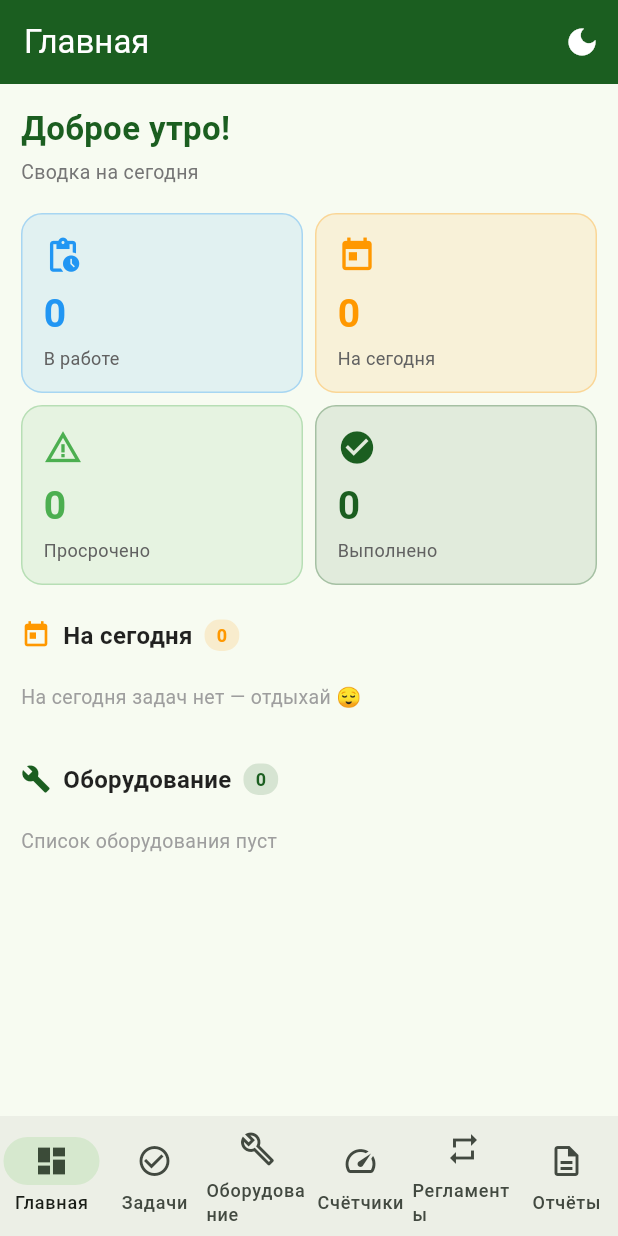
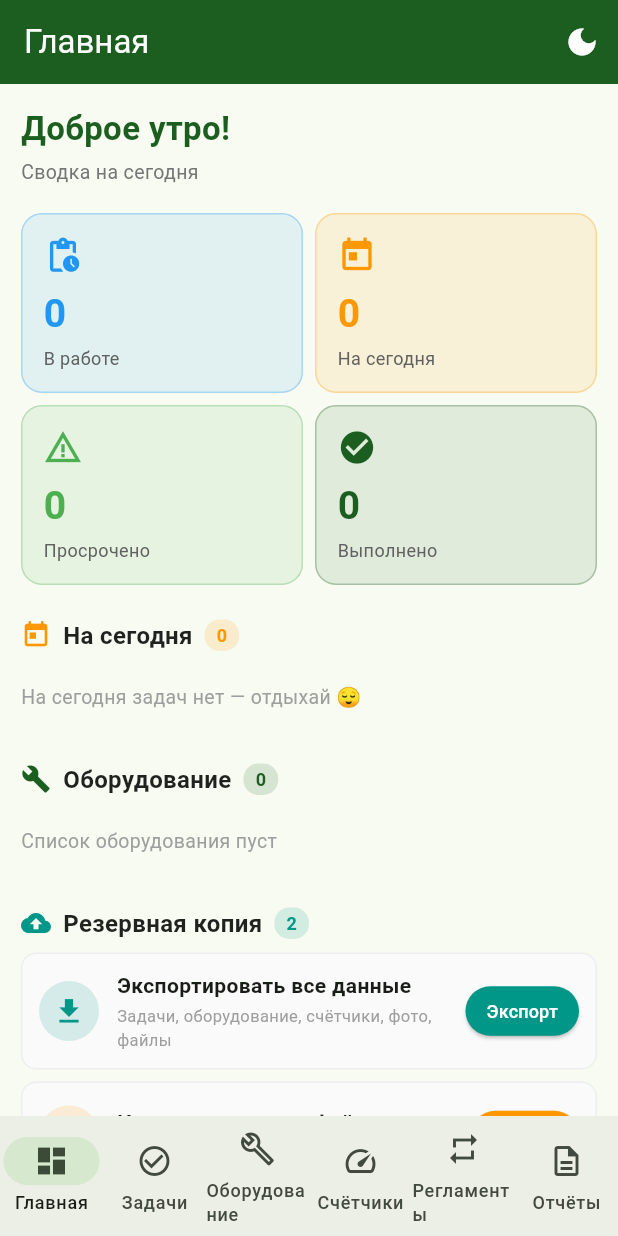
Before and after one commit to mehanikfort-ctrl/zavod-master, a Flutter app: the screen it shows after launch, on a phone screen of 412 x 824 dp. Run offline on Flutter 3.47's test engine with Material 3 defaults, Android fonts, the phone set to English and light mode, and no system bars; our stand-ins replace flutter_local_notifications, flutter_timezone, open_filex, pdf, printing, shared_preferences and 1 more; missing offline and left inert: file_selector.

Commit message:
кспорт и импорт всех данных в ZIP

```diff
--- a/lib/screens/dashboard_screen.dart
+++ b/lib/screens/dashboard_screen.dart
@@ -2,6 +2,8 @@ import 'dart:convert';
 
 import 'package:flutter/material.dart';
 import 'package:shared_preferences/shared_preferences.dart';
+
+import '../backup_service.dart';
 
 class DashboardScreen extends StatefulWidget {
   const DashboardScreen({super.key});
@@ -64,7 +66,6 @@ class _DashboardScreenState extends State<DashboardScreen> {
     }
   }
 
-  // Задачи на сегодня
   List<Map<String, dynamic>> get _todayTasks {
     final now = DateTime.now();
     return tasks.where((t) {
@@ -75,7 +76,6 @@ class _DashboardScreenState extends State<DashboardScreen> {
     }).toList();
   }
 
-  // Просроченные задачи (дата раньше сегодня, ещё не выполнены)
   List<Map<String, dynamic>> get _overdueTasks {
     final now = DateTime.now();
     final todayStart = DateTime(now.year, now.month, now.day);
@@ -95,7 +95,6 @@ class _DashboardScreenState extends State<DashboardScreen> {
   int get _activeCount => tasks.where((t) => t['completed'] != true).length;
   int get _doneCount => tasks.where((t) => t['completed'] == true).length;
 
-  // Последние показания каждого счётчика
   List<Map<String, dynamic>> get _recentReadings {
     final result = <Map<String, dynamic>>[];
     for (final m in meters) {
@@ -118,6 +117,87 @@ class _DashboardScreenState extends State<DashboardScreen> {
     return result;
   }
 
+  // ============ ЭКСПОРТ / ИМПОРТ ============
+
+  Future<void> _exportData() async {
+    try {
+      final path = await BackupService.exportAll();
+      if (path != null && mounted) {
+        ScaffoldMessenger.of(context).showSnackBar(
+          SnackBar(
+            content: Text(
+              'Бэкап сохранён: ${path.split(RegExp(r'[\\/]')).last}',
+            ),
+            duration: const Duration(seconds: 5),
+          ),
+        );
+      }
+    } catch (e) {
+      if (mounted) {
+        ScaffoldMessenger.of(context)
+            .showSnackBar(SnackBar(content: Text('Ошибка экспорта: $e')));
+      }
+    }
+  }
+
+  Future<void> _importData() async {
+    final confirmed = await showDialog<bool>(
+      context: context,
+      builder: (context) => AlertDialog(
+        title: const Text('Импорт данных'),
+        content: const Text(
+          'ВНИМАНИЕ! Все текущие данные будут удалены и заменены '
+          'данными из резервной копии.\n\nПродолжить?',
+        ),
+        actions: [
+          TextButton(
+            onPressed: () => Navigator.pop(context, false),
+            child: const Text('Отмена'),
+          ),
+          ElevatedButton(
+            style: ElevatedButton.styleFrom(backgroundColor: Colors.red),
+            onPressed: () => Navigator.pop(context, true),
+            child: const Text('Импортировать'),
+          ),
+        ],
+      ),
+    );
+    if (confirmed != true) return;
+
+    try {
+      final ok = await BackupService.importAll();
+      if (!mounted) return;
+      if (ok) {
+        await _load();
+        if (mounted) {
+          ScaffoldMessenger.of(context).showSnackBar(
+            const SnackBar(
+              content: Text(
+                'Данные восстановлены. Перезапустите приложение, чтобы применить тему.',
+              ),
+              duration: Duration(seconds: 6),
+            ),
+          );
+        }
+      } else {
+        if (mounted) {
+          ScaffoldMessenger.of(context).showSnackBar(
+            const SnackBar(
+              content: Text('Импорт отменён или файл некорректен'),
+            ),
+          );
+        }
+      }
+    } catch (e) {
+      if (mounted) {
+        ScaffoldMessenger.of(context)
+            .showSnackBar(SnackBar(content: Text('Ошибка импорта: $e')));
+      }
+    }
+  }
+
+  // ============ BUILD ============
+
   @override
   Widget build(BuildContext context) {
     if (isLoading) {
@@ -132,7 +212,6 @@ class _DashboardScreenState extends State<DashboardScreen> {
       child: ListView(
         padding: const EdgeInsets.all(14),
         children: [
-          // Приветствие по времени суток
           Text(
             _greeting(),
             style: TextStyle(
@@ -197,7 +276,7 @@ class _DashboardScreenState extends State<DashboardScreen> {
           ),
           const SizedBox(height: 22),
 
-          // Просроченные задачи
+          // Просроченные
           if (_overdueTasks.isNotEmpty) ...[
             _sectionTitle(
               context,
@@ -258,7 +337,7 @@ class _DashboardScreenState extends State<DashboardScreen> {
             }),
           const SizedBox(height: 22),
 
-          // Последние показания счётчиков
+          // Последние показания
           if (_recentReadings.isNotEmpty) ...[
             _sectionTitle(
               context,
@@ -299,6 +378,34 @@ class _DashboardScreenState extends State<DashboardScreen> {
               trailing: '${equipment.length}',
               trailingColor: const Color(0xFF1B5E20),
             ),
+          const SizedBox(height: 22),
+
+          // Резервная копия
+          _sectionTitle(
+            context,
+            icon: Icons.backup,
+            iconColor: Colors.teal,
+            title: 'Резервная копия',
+            count: 2,
+          ),
+          const SizedBox(height: 8),
+          _backupCard(
+            icon: Icons.download,
+            color: Colors.teal,
+            title: 'Экспортировать все данные',
+            subtitle: 'Задачи, оборудование, счётчики, фото, файлы',
+            buttonText: 'Экспорт',
+            onTap: _exportData,
+          ),
+          const SizedBox(height: 8),
+          _backupCard(
+            icon: Icons.upload,
+            color: Colors.orange,
+            title: 'Импортировать из файла',
+            subtitle: '⚠ Заменит все текущие данные',
+            buttonText: 'Импорт',
+            onTap: _importData,
+          ),
 
           const SizedBox(height: 40),
         ],
@@ -458,6 +565,73 @@ class _DashboardScreenState extends State<DashboardScreen> {
     );
   }
 
+  Widget _backupCard({
+    required IconData icon,
+    required Color color,
+    required String title,
+    required String subtitle,
+    required String buttonText,
+    required VoidCallback onTap,
+  }) {
+    final isDark = Theme.of(context).brightness == Brightness.dark;
+    return Card(
+      margin: EdgeInsets.zero,
+      elevation: 0,
+      color: isDark ? Colors.grey.shade900 : Colors.grey.shade50,
+      shape: RoundedRectangleBorder(
+        borderRadius: BorderRadius.circular(10),
+        side: BorderSide(
+          color: isDark ? Colors.grey.shade800 : Colors.grey.shade200,
+        ),
+      ),
+      child: Padding(
+        padding: const EdgeInsets.all(12),
+        child: Row(
+          children: [
+            CircleAvatar(
+              backgroundColor: color.withOpacity(0.15),
+              child: Icon(icon, color: color, size: 22),
+            ),
+            const SizedBox(width: 12),
+            Expanded(
+              child: Column(
+                crossAxisAlignment: CrossAxisAlignment.start,
+                children: [
+                  Text(
+                    title,
+                    style: const TextStyle(
+                      fontSize: 14,
+                      fontWeight: FontWeight.w600,
+                    ),
+                  ),
+                  const SizedBox(height: 2),
+                  Text(
+                    subtitle,
+                    style: const TextStyle(fontSize: 11, color: Colors.grey),
+                  ),
+                ],
+              ),
+            ),
+            const SizedBox(width: 8),
+            ElevatedButton(
+              onPressed: onTap,
+              style: ElevatedButton.styleFrom(
+                backgroundColor: color,
+                foregroundColor: Colors.white,
+                padding: const EdgeInsets.symmetric(
+                  horizontal: 14,
+                  vertical: 8,
+                ),
+                minimumSize: Size.zero,
+              ),
+              child: Text(buttonText, style: const TextStyle(fontSize: 12)),
+            ),
+          ],
+        ),
+      ),
+    );
+  }
+
   Widget _emptyHint(String text) {
     return Padding(
       padding: const EdgeInsets.symmetric(vertical: 12),
--- a/pubspec.yaml
+++ b/pubspec.yaml
@@ -45,6 +45,7 @@ dependencies:
   printing: ^5.13.4
   intl: ^0.20.2
   open_filex: ^4.5.0
+  archive: ^4.0.2
 
 dev_dependencies:
   flutter_test:
```
Also changed, not shown: lib/backup_service.dart (added, +177 -0 lines), pubspec.lock.
